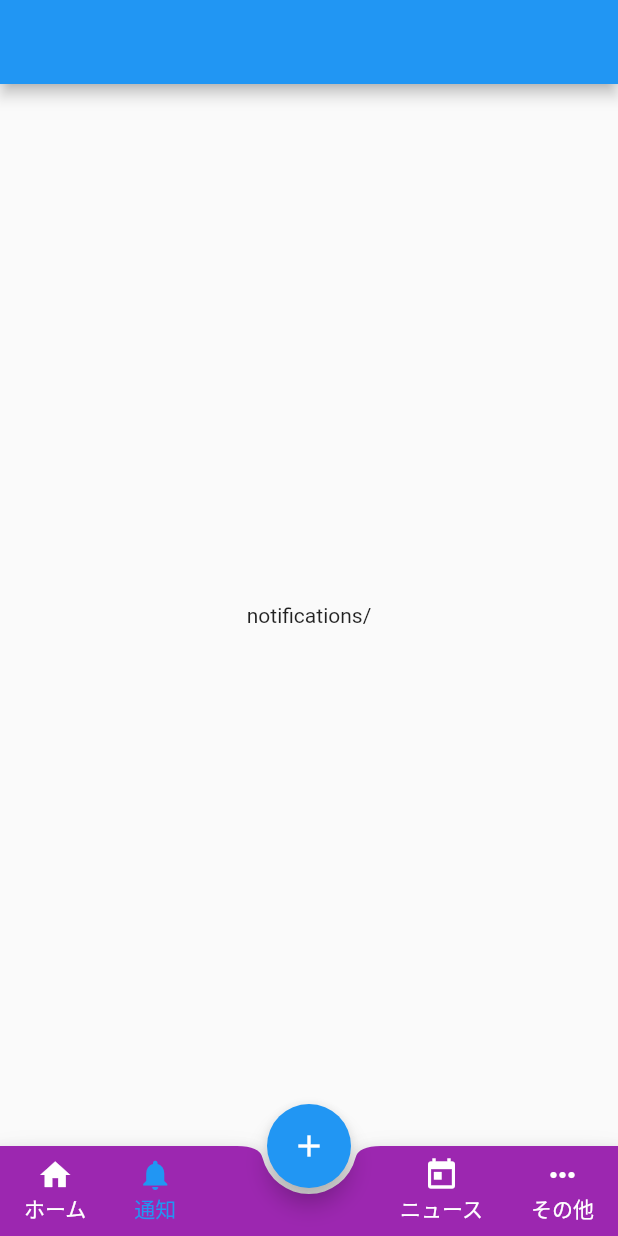
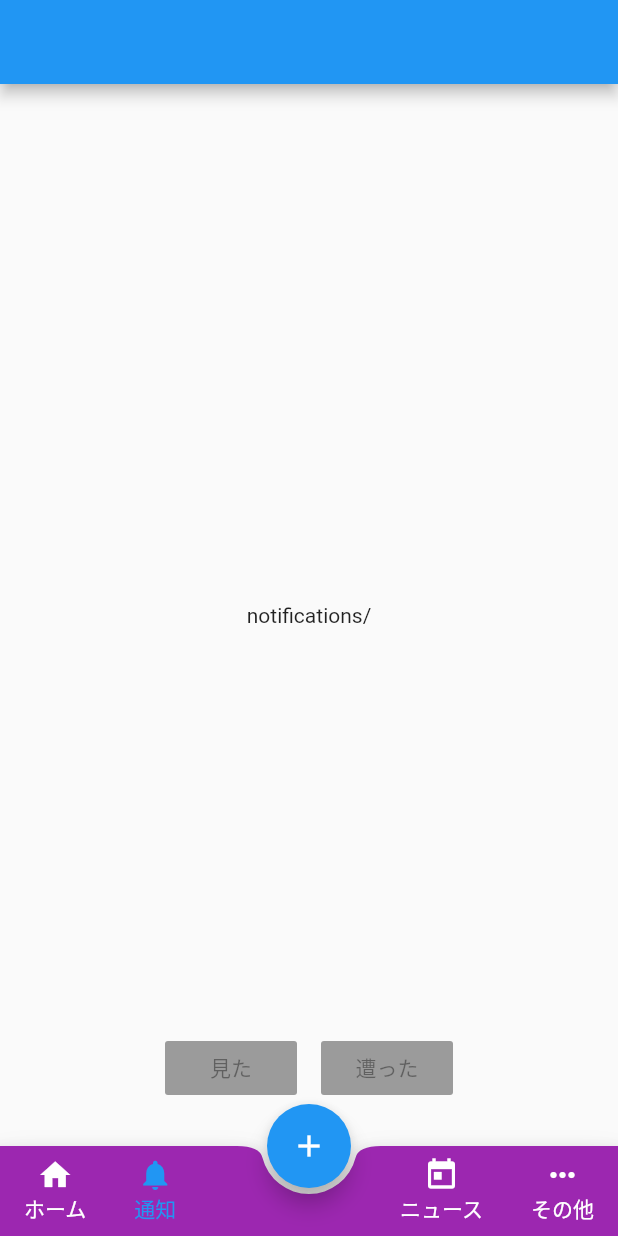
Before and after one commit to renoinn/bottom_navi_sample, a Flutter app: the screen it shows after launch, item 2 of the bottom bar chosen, after a tap on the "add" icon, on a phone screen of 412 x 824 dp. Run offline on Flutter 3.47's test engine with Material 2 defaults, Android fonts, the phone set to English and light mode, and no system bars.

Commit message:
add expand animation

```diff
--- a/lib/main.dart
+++ b/lib/main.dart
@@ -39,7 +39,7 @@ class _NavigationRootModel {
 
 }
 
-class _MyHomePageState extends State<MyHomePage> {
+class _MyHomePageState extends State<MyHomePage> with TickerProviderStateMixin {
 
   final homeModel = _NavigationRootModel(0, Icons.home, "ホーム", () => const HomeView());
   final notificationsModel = _NavigationRootModel(1, Icons.notifications, "通知", () => const NotificationsView());
@@ -49,6 +49,8 @@ class _MyHomePageState extends State<MyHomePage> {
   Map<int, Widget> views = {};
   int currentIndex;
   List<_NavigationRootModel> models = [];
+  AnimationController controller;
+  bool expanded = false;
 
   @override
   void initState() {
@@ -61,24 +63,73 @@ class _MyHomePageState extends State<MyHomePage> {
       moreModel,
     ];
     views[currentIndex] = models[currentIndex].createView();
+    controller = AnimationController(
+      vsync: this,
+      duration: const Duration(milliseconds: 250),
+    );
   }
 
   @override
   Widget build(BuildContext context) {
+    List<Widget> children = models.map((model) {
+      return Offstage(
+        offstage: currentIndex != model.index,
+        child: views[model.index],
+      );
+    }).toList();
+
+    Widget mainButtons = Align(
+      alignment: Alignment.bottomCenter,
+      child: ScaleTransition(
+        scale: CurvedAnimation(
+          parent: controller,
+          curve: Interval(
+              0.0,
+              1.0,
+              curve: Curves.easeOut
+          ),
+        ),
+        child: Padding(
+          padding: const EdgeInsets.only(bottom: 28.0),
+          child: Row(
+            mainAxisSize: MainAxisSize.min,
+            children: <Widget>[
+              RaisedButton(
+                child: Text("見た"),
+              ),
+              SizedBox(width: 16.0,),
+              RaisedButton(
+                child: Text("遭った"),
+              ),
+            ],
+          ),
+        ),
+      ),
+    );
 
     return Scaffold(
       body: Stack(
-        children: models.map((model) {
-          return Offstage(
-            offstage: currentIndex != model.index,
-            child: views[model.index],
-          );
-        }).toList(),
+        children: <Widget>[
+          Stack(children: children,),
+          mainButtons,
+        ],
       ),
       floatingActionButton: FloatingActionButton(
-        onPressed: () {},
+        onPressed: () {
+          if (!expanded) {
+            controller.forward();
+            setState(() {
+              expanded = true;
+            });
+          } else {
+            controller.reverse();
+            setState(() {
+              expanded = false;
+            });
+          }
+        },
         child: Icon(Icons.add),
-      ),
+      ),//const _MainActionButton(),
       floatingActionButtonLocation: FloatingActionButtonLocation.centerDocked,
       bottomNavigationBar: BottomAppBar(
         color: Colors.purple,
```
